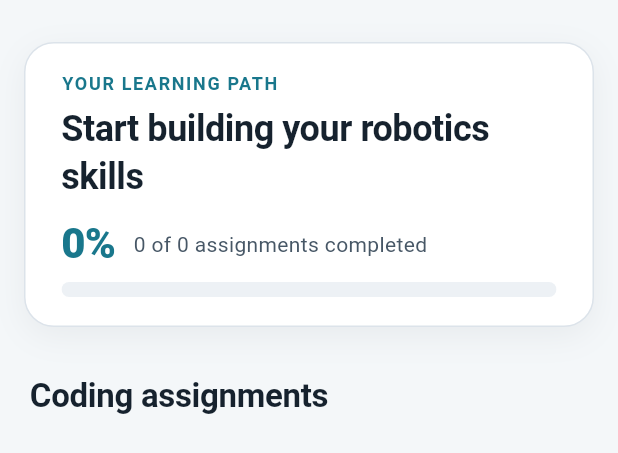
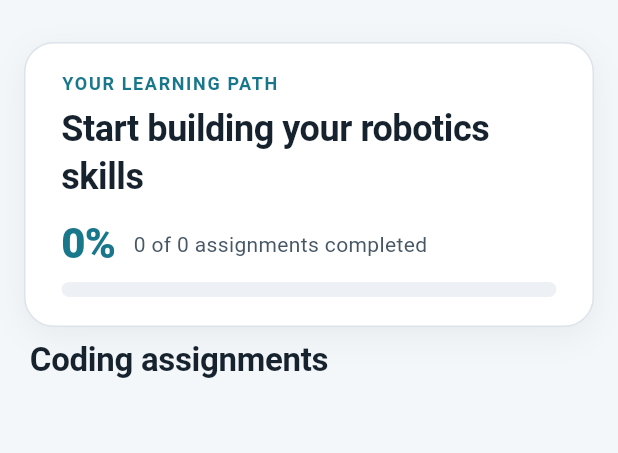
Before and after one commit to CS-Ponkoj/Robotics-Programming-Lab-Live, a Flutter app: the AssignmentCollection widget shown alone on an empty page, opened directly with empty values, on a phone screen of 412 x 824 dp. Shown: the top 453 px of the screen. Run offline on Flutter 3.47's test engine with Material 3 defaults, Android fonts, the phone set to English and light mode, and no system bars; our stand-ins replace flutter_widget_from_html, shared_preferences, web; missing offline and left inert: dart:js_interop, flutter_code_editor, highlight; accounts and stored records are empty; network calls fail; project files that could hold a hidden picture were left out.

Commit message:
Close the gap above Coding assignments

```diff
--- a/frontend/lib/screens/assignment_list.dart
+++ b/frontend/lib/screens/assignment_list.dart
@@ -365,7 +365,7 @@ class AssignmentCollection extends StatelessWidget {
             ),
             SliverToBoxAdapter(
               child: Padding(
-                padding: const EdgeInsets.fromLTRB(20, 8, 20, 4),
+                padding: const EdgeInsets.fromLTRB(20, 0, 20, 4),
                 child: Column(
                   crossAxisAlignment: CrossAxisAlignment.start,
                   children: [
@@ -617,7 +617,7 @@ class ProgressSummary extends StatelessWidget {
           );
 
     return Container(
-      margin: const EdgeInsets.fromLTRB(16, 0, 16, 24),
+      margin: const EdgeInsets.fromLTRB(16, 0, 16, 8),
       // About 5% shorter than uniform padding, for a less bulky card.
       padding: const EdgeInsets.symmetric(
         horizontal: AppSpacing.lg,
```
